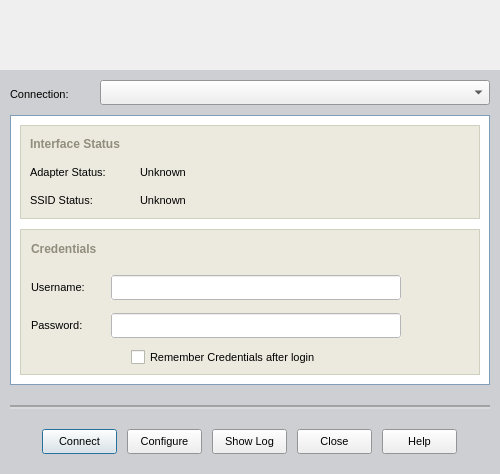
Qt form xsupplicant-ui/Skins/Default/LoginWindow.ui (Zero3K/xsupplicant) before a commit.
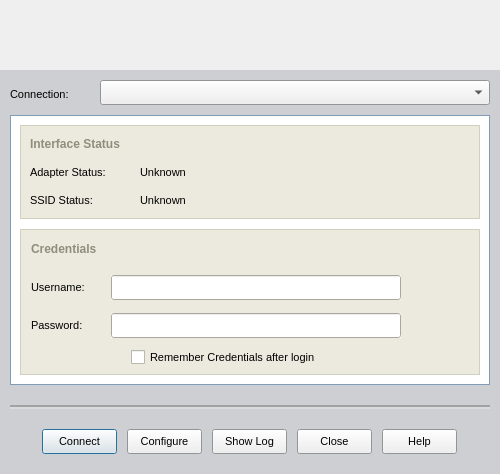
The same form after that commit. The open tabs and pages were chosen to show the change. Icons and pictures are not drawn.

```diff
--- a/xsupplicant-ui/Skins/Default/LoginWindow.ui
+++ b/xsupplicant-ui/Skins/Default/LoginWindow.ui
@@ -1905,9 +1905,9 @@
             <colorrole role="Window" >
              <brush brushstyle="SolidPattern" >
               <color alpha="255" >
-               <red>255</red>
-               <green>255</green>
-               <blue>255</blue>
+               <red>236</red>
+               <green>234</green>
+               <blue>223</blue>
               </color>
              </brush>
             </colorrole>
@@ -1934,9 +1934,9 @@
             <colorrole role="Window" >
              <brush brushstyle="SolidPattern" >
               <color alpha="255" >
-               <red>255</red>
-               <green>255</green>
-               <blue>255</blue>
+               <red>236</red>
+               <green>234</green>
+               <blue>223</blue>
               </color>
              </brush>
             </colorrole>
@@ -1954,18 +1954,18 @@
             <colorrole role="Base" >
              <brush brushstyle="SolidPattern" >
               <color alpha="255" >
-               <red>255</red>
-               <green>255</green>
-               <blue>255</blue>
+               <red>236</red>
+               <green>234</green>
+               <blue>223</blue>
               </color>
              </brush>
             </colorrole>
             <colorrole role="Window" >
              <brush brushstyle="SolidPattern" >
               <color alpha="255" >
-               <red>255</red>
-               <green>255</green>
-               <blue>255</blue>
+               <red>236</red>
+               <green>234</green>
+               <blue>223</blue>
               </color>
              </brush>
             </colorrole>
@@ -2029,9 +2029,9 @@
             <colorrole role="Window" >
              <brush brushstyle="SolidPattern" >
               <color alpha="255" >
-               <red>255</red>
-               <green>255</green>
-               <blue>255</blue>
+               <red>236</red>
+               <green>234</green>
+               <blue>223</blue>
               </color>
              </brush>
             </colorrole>
@@ -2058,9 +2058,9 @@
             <colorrole role="Window" >
              <brush brushstyle="SolidPattern" >
               <color alpha="255" >
-               <red>255</red>
-               <green>255</green>
-               <blue>255</blue>
+               <red>236</red>
+               <green>234</green>
+               <blue>223</blue>
               </color>
              </brush>
             </colorrole>
@@ -2078,18 +2078,18 @@
             <colorrole role="Base" >
              <brush brushstyle="SolidPattern" >
               <color alpha="255" >
-               <red>255</red>
-               <green>255</green>
-               <blue>255</blue>
+               <red>236</red>
+               <green>234</green>
+               <blue>223</blue>
               </color>
              </brush>
             </colorrole>
             <colorrole role="Window" >
              <brush brushstyle="SolidPattern" >
               <color alpha="255" >
-               <red>255</red>
-               <green>255</green>
-               <blue>255</blue>
+               <red>236</red>
+               <green>234</green>
+               <blue>223</blue>
               </color>
              </brush>
             </colorrole>
```
Left out of the diff: 2 changed lines with no effect on the pictures.
